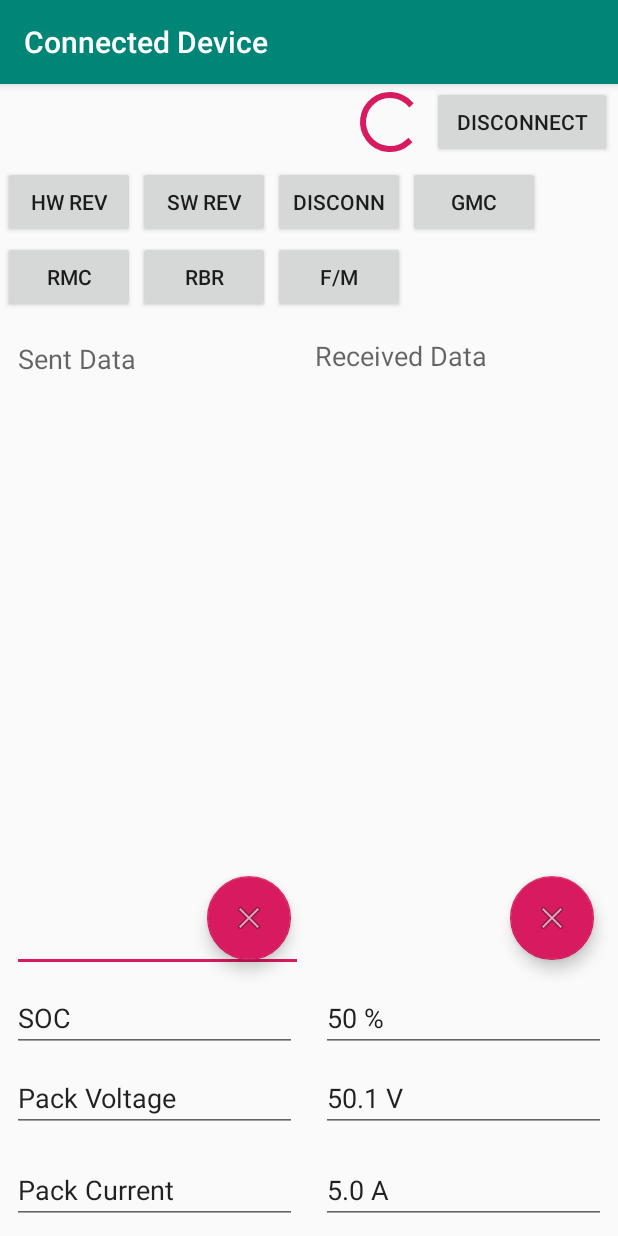
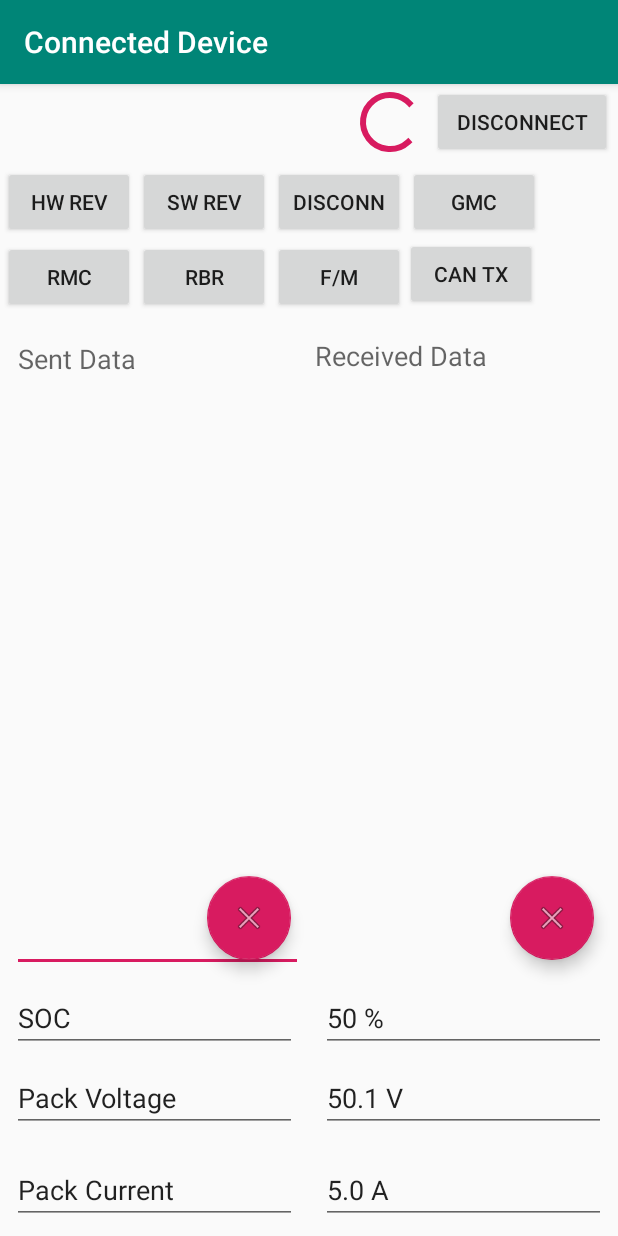
Before and after one commit to aliamir/E1BlePlatform, an Android app: the ConnectedActivity screen opened directly, with no data from a screen before it, on a phone screen of 412 x 824 dp. Run offline under Robolectric (Android 15) with nearby library versions, the phone set to English and light mode, and no system bars; 2 statements that could not run were skipped.

Commit message:
add button for CAN tx and split byte array into 2 since MLDP only supports 20 bytes at a time.

```diff
--- a/app/src/main/res/layout/content_connected.xml
+++ b/app/src/main/res/layout/content_connected.xml
@@ -27,6 +27,14 @@
         android:text="F/M"
         app:layout_constraintStart_toEndOf="@+id/setCanBitrateButton"
         app:layout_constraintTop_toBottomOf="@+id/disconnButton" />
+
+    <Button
+        android:id="@+id/txCanMsgButton"
+        android:layout_width="wrap_content"
+        android:layout_height="wrap_content"
+        android:text="CAN TX"
+        app:layout_constraintStart_toEndOf="@+id/setCanFMButton"
+        app:layout_constraintTop_toBottomOf="@+id/getModuleCapButton" />
 
     <TextView
         android:id="@+id/rx_name"
```
Also changed, not shown: app/src/main/java/com/example/amir/e1bleplatform/ConnectedActivity.java (+26 -0 lines).
